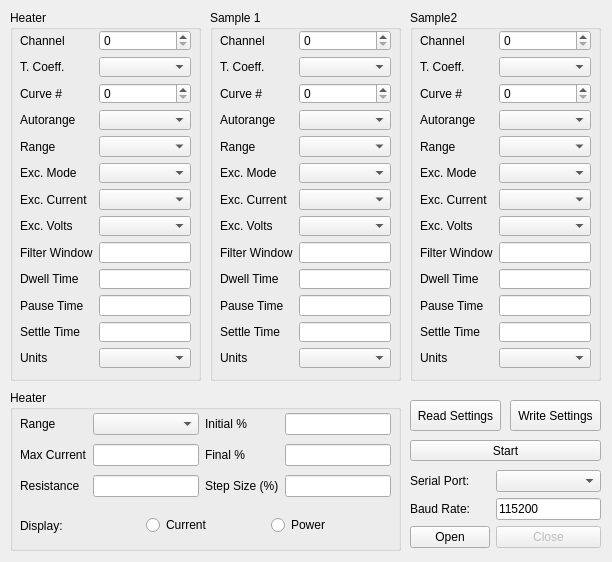
Old version of the form LakeShore372StressMeasureGui.ui in the repository Sochnikov-Lab/LakeShore372-Tools.
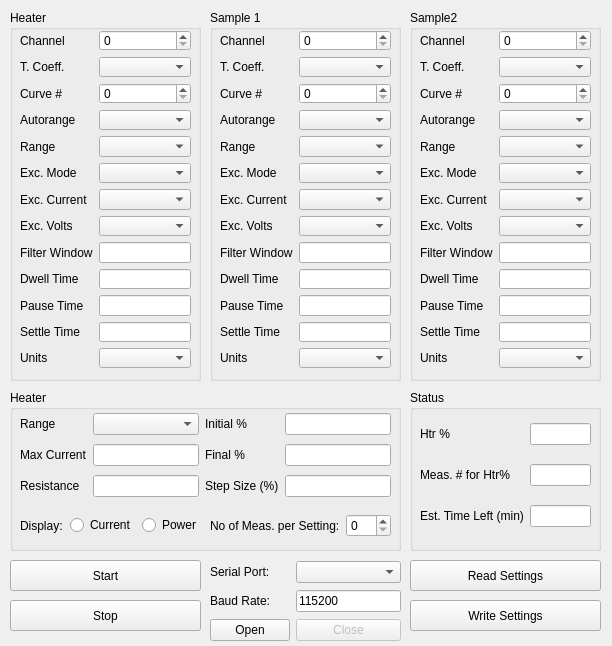
New version of the form.

The edit to the form file:
```diff
--- a/LakeShore372StressMeasureGui.ui
+++ b/LakeShore372StressMeasureGui.ui
@@ -7,7 +7,7 @@
     <x>0</x>
     <y>0</y>
     <width>612</width>
-    <height>562</height>
+    <height>646</height>
    </rect>
   </property>
   <property name="windowTitle">
@@ -18,8 +18,8 @@
     <property name="geometry">
      <rect>
       <x>410</x>
-      <y>400</y>
-      <width>91</width>
+      <y>560</y>
+      <width>191</width>
       <height>31</height>
      </rect>
     </property>
@@ -30,9 +30,9 @@
    <widget class="QPushButton" name="pushButton_2">
     <property name="geometry">
      <rect>
-      <x>510</x>
-      <y>400</y>
-      <width>91</width>
+      <x>410</x>
+      <y>600</y>
+      <width>191</width>
       <height>31</height>
      </rect>
     </property>
@@ -284,7 +284,7 @@
       <rect>
        <x>10</x>
        <y>120</y>
-       <width>371</width>
+       <width>181</width>
        <height>31</height>
       </rect>
      </property>
@@ -312,18 +312,40 @@
       </item>
      </layout>
     </widget>
+    <widget class="QWidget" name="horizontalLayoutWidget_2">
+     <property name="geometry">
+      <rect>
+       <x>200</x>
+       <y>120</y>
+       <width>181</width>
+       <height>31</height>
+      </rect>
+     </property>
+     <layout class="QHBoxLayout" name="horizontalLayout_2">
+      <item>
+       <widget class="QLabel" name="label_63">
+        <property name="text">
+         <string>No of Meas. per Setting:</string>
+        </property>
+       </widget>
+      </item>
+      <item>
+       <widget class="QSpinBox" name="spinBox_9"/>
+      </item>
+     </layout>
+    </widget>
    </widget>
    <widget class="QPushButton" name="pushButton_3">
     <property name="geometry">
      <rect>
-      <x>410</x>
-      <y>440</y>
+      <x>10</x>
+      <y>600</y>
       <width>191</width>
-      <height>21</height>
+      <height>31</height>
      </rect>
     </property>
     <property name="text">
-     <string>Start</string>
+     <string>Stop</string>
     </property>
    </widget>
    <widget class="QGroupBox" name="groupBox_2">
@@ -639,10 +661,10 @@
    <widget class="QWidget" name="gridLayoutWidget_6">
     <property name="geometry">
      <rect>
-      <x>410</x>
-      <y>470</y>
+      <x>210</x>
+      <y>560</y>
       <width>191</width>
-      <height>81</height>
+      <height>82</height>
      </rect>
     </property>
     <layout class="QGridLayout" name="gridLayout_6">
@@ -705,6 +727,74 @@
      </item>
     </layout>
    </widget>
+   <widget class="QGroupBox" name="groupBox_4">
+    <property name="geometry">
+     <rect>
+      <x>410</x>
+      <y>390</y>
+      <width>191</width>
+      <height>161</height>
+     </rect>
+    </property>
+    <property name="title">
+     <string>Status</string>
+    </property>
+    <widget class="QWidget" name="gridLayoutWidget_7">
+     <property name="geometry">
+      <rect>
+       <x>10</x>
+       <y>20</y>
+       <width>171</width>
+       <height>131</height>
+      </rect>
+     </property>
+     <layout class="QGridLayout" name="gridLayout_7">
+      <item row="3" column="0">
+       <widget class="QLabel" name="label_65">
+        <property name="text">
+         <string>Est. Time Left (min)</string>
+        </property>
+       </widget>
+      </item>
+      <item row="1" column="1">
+       <widget class="QLineEdit" name="lineEdit_22"/>
+      </item>
+      <item row="2" column="1">
+       <widget class="QLineEdit" name="lineEdit_23"/>
+      </item>
+      <item row="3" column="1">
+       <widget class="QLineEdit" name="lineEdit_24"/>
+      </item>
+      <item row="2" column="0">
+       <widget class="QLabel" name="label_62">
+        <property name="text">
+         <string>Meas. # for Htr%</string>
+        </property>
+       </widget>
+      </item>
+      <item row="1" column="0">
+       <widget class="QLabel" name="label_64">
+        <property name="text">
+         <string>Htr %</string>
+        </property>
+       </widget>
+      </item>
+     </layout>
+    </widget>
+   </widget>
+   <widget class="QPushButton" name="pushButton_4">
+    <property name="geometry">
+     <rect>
+      <x>10</x>
+      <y>560</y>
+      <width>191</width>
+      <height>31</height>
+     </rect>
+    </property>
+    <property name="text">
+     <string>Start</string>
+    </property>
+   </widget>
   </widget>
  </widget>
  <resources/>
```
